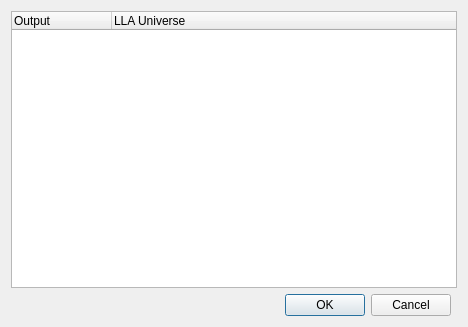
Old version of the form libs/llaout/configurellaout.ui in the repository Andersbakken/qlc.
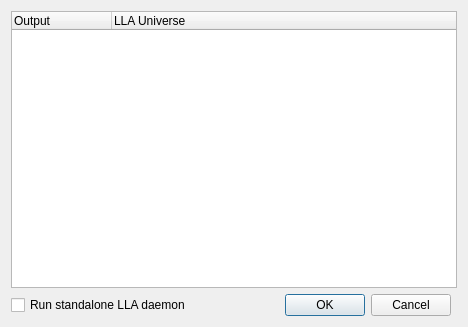
New version of the form.

Commit message: Created configuration for the LLAOut to run as standalone

What changed in the file:
```diff
--- a/libs/llaout/configurellaout.ui
+++ b/libs/llaout/configurellaout.ui
@@ -37,6 +37,13 @@
      </property>
     </widget>
    </item>
+   <item row="1" column="0" >
+    <widget class="QCheckBox" name="m_standaloneCheck" >
+     <property name="text" >
+      <string>Run standalone LLA daemon</string>
+     </property>
+    </widget>
+   </item>
   </layout>
  </widget>
  <resources/>
```
Left out of the diff: 3 changed lines with no effect on the pictures. The commit also changes 4 other files.
